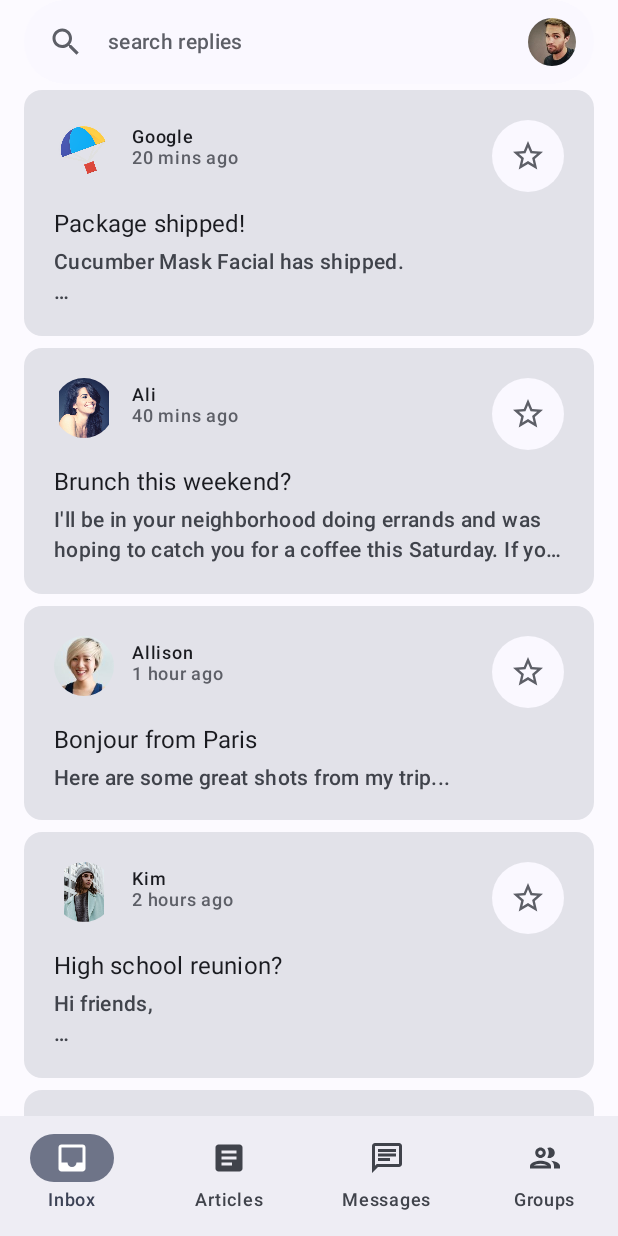
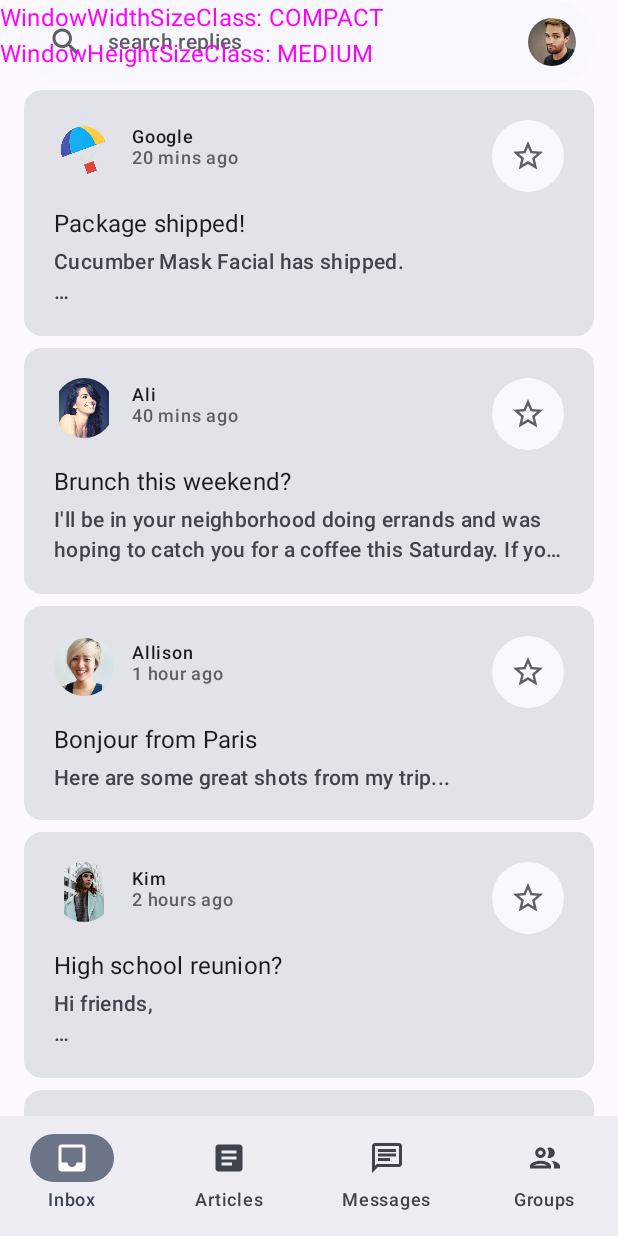
Before and after one commit to andibalo/37809_Modul5.1, an Android app built with Jetpack Compose: the screen it shows after launch (MainActivity), on a phone screen of 412 x 824 dp. Run offline under Robolectric (Android 15) with nearby library versions, the phone set to English and light mode, and no system bars.

Commit message:
Step 3. Make apps adaptable

```diff
--- a/app/build.gradle.kts
+++ b/app/build.gradle.kts
@@ -71,6 +71,7 @@ dependencies {
 
     implementation(libs.androidx.material3)
     implementation(libs.androidx.material.icons.extended)
+    implementation(libs.androidx.material3.adaptive)
     implementation(libs.androidx.ui.tooling.preview)
     androidTestImplementation(libs.androidx.ui.test.junit4)
     debugImplementation(libs.androidx.ui.tooling)
--- a/app/src/main/java/com/example/reply/ui/MainActivity.kt
+++ b/app/src/main/java/com/example/reply/ui/MainActivity.kt
@@ -22,8 +22,16 @@ import androidx.activity.ComponentActivity
 import androidx.activity.compose.setContent
 import androidx.activity.enableEdgeToEdge
 import androidx.activity.viewModels
+import androidx.compose.foundation.layout.WindowInsets
+import androidx.compose.foundation.layout.asPaddingValues
+import androidx.compose.foundation.layout.padding
+import androidx.compose.foundation.layout.safeDrawing
+import androidx.compose.material3.Text
+import androidx.compose.material3.adaptive.currentWindowAdaptiveInfo
 import androidx.compose.runtime.Composable
 import androidx.compose.runtime.getValue
+import androidx.compose.ui.Modifier
+import androidx.compose.ui.graphics.Color
 import androidx.compose.ui.tooling.preview.Preview
 import androidx.lifecycle.compose.collectAsStateWithLifecycle
 import com.example.reply.data.local.LocalEmailsDataProvider
@@ -47,6 +55,18 @@ class MainActivity : ComponentActivity() {
                 ReplyApp(
                     replyHomeUIState = uiState,
                     onEmailClick = viewModel::setSelectedEmail
+                )
+
+                val adaptiveInfo = currentWindowAdaptiveInfo()
+                val sizeClassText =
+                    "${adaptiveInfo.windowSizeClass.windowWidthSizeClass}\n" +
+                            "${adaptiveInfo.windowSizeClass.windowHeightSizeClass}"
+                Text(
+                    text = sizeClassText,
+                    color = Color.Magenta,
+                    modifier = Modifier.padding(
+                        WindowInsets.safeDrawing.asPaddingValues()
+                    )
                 )
             }
         }
--- a/gradle/libs.versions.toml
+++ b/gradle/libs.versions.toml
@@ -10,8 +10,10 @@ kotlin = "2.1.10"
 kotlinxCoroutinesAndroid = "1.10.1"
 lifecycle = "2.8.7"
 window = "1.3.0"
+material3Adaptive = "1.0.0"
 
 [libraries]
+androidx-material3-adaptive = { module = "androidx.compose.material3.adaptive:adaptive", version.ref = "material3Adaptive" }
 androidx-activity-compose = { module = "androidx.activity:activity-compose", version.ref = "activityCompose" }
 androidx-compose-bom = { module = "androidx.compose:compose-bom", version.ref = "composeBom" }
 androidx-core-ktx = { module = "androidx.core:core-ktx", version.ref = "coreKtx" }
```
